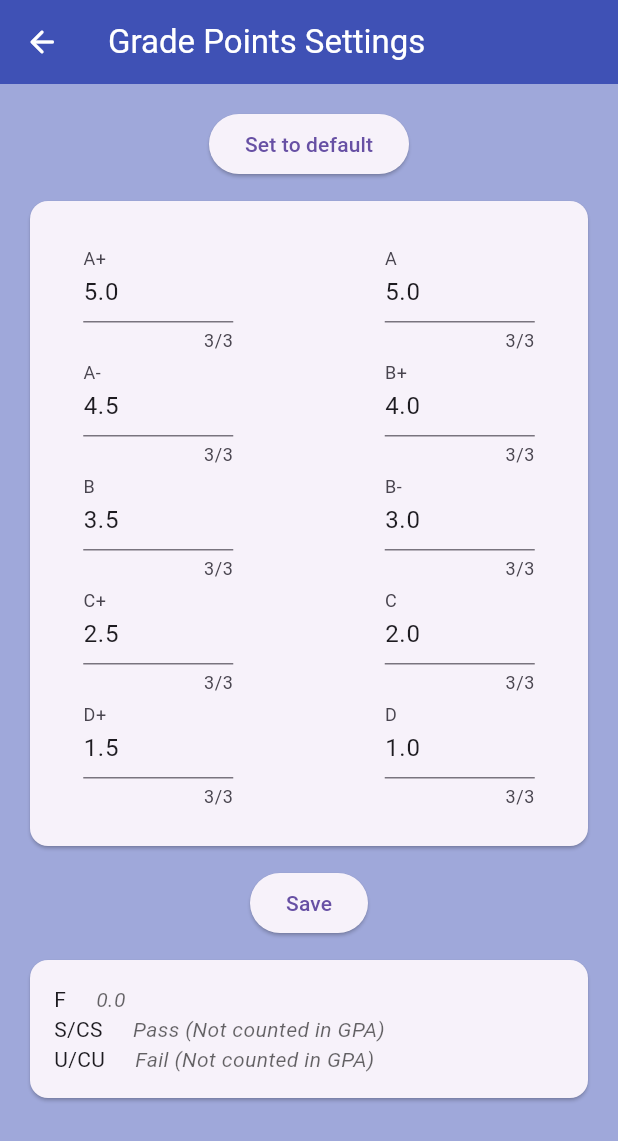
After one commit to YukeeHong/DSG, a Flutter app: the GradePointSettings screen opened directly, on a phone screen of 412 x 824 dp. The commit adds this screen. Shown: the top 1141 px of the screen. Run offline on Flutter 3.47's test engine with Material 3 defaults, Android fonts, the phone set to English and light mode, and no system bars; our stand-ins replace hive, hive_flutter, table_calendar; missing offline and left inert: flutter_timer_countdown; accounts and stored records are empty.

Commit message:
Added options to customize points awarded for each grade Fixed being unable to add courses worth 0 credits

```diff
--- a/lib/main.dart
+++ b/lib/main.dart
@@ -2,6 +2,8 @@
 import 'package:flutter/material.dart';
 // Import Hive
 import 'package:hive_flutter/hive_flutter.dart';
+import 'package:nus_orbital_chronos/pages/grade_point_settings.dart';
+import 'package:nus_orbital_chronos/services/grade_points.dart';
 // Import Provider
 import 'package:provider/provider.dart';
 
@@ -34,12 +36,14 @@ void main() async {
   Hive.registerAdapter(EventAdapter());
   Hive.registerAdapter(SemesterAdapter());
   Hive.registerAdapter(CourseAdapter());
+  Hive.registerAdapter(GradePointsAdapter());
 
   // Open Hive boxes
   await Hive.openBox<Bill>('Bills'); // TypeId: 0
   await Hive.openBox<Event>('Events'); // TypeId: 1
   await Hive.openBox<Semester>('Semesters'); // TypeId: 2
   await Hive.openBox<Course>('Courses'); // TypeId: 3
+  await Hive.openBox<GradePoints>('GradePoints'); // TypeId: 4
 
   runApp(ChangeNotifierProvider(
     create: (context) => EventProvider(),
--- a/lib/pages/gpa_calc.dart
+++ b/lib/pages/gpa_calc.dart
@@ -1,5 +1,7 @@
 import 'package:flutter/material.dart';
 import 'package:hive_flutter/hive_flutter.dart';
+import 'package:nus_orbital_chronos/pages/grade_point_settings.dart';
+import 'package:nus_orbital_chronos/services/grade_points.dart';
 import 'package:nus_orbital_chronos/services/semester.dart';
 import 'package:nus_orbital_chronos/services/course.dart';
 import 'package:nus_orbital_chronos/pages/semester_screen.dart';
@@ -13,12 +15,14 @@ class GPACalc extends StatefulWidget {
 class _GPACalcState extends State<GPACalc> {
   late Box<Semester> semesterBox;
   late Box<Course> courseBox;
+  late Box<GradePoints> gradesBox;
 
   @override
   void initState() {
     super.initState();
     semesterBox = Hive.box<Semester>('Semesters');
     courseBox = Hive.box<Course>('Courses');
+    gradesBox = Hive.box<GradePoints>('GradePoints');
   }
 
   void _addSemester() {
@@ -69,6 +73,18 @@ class _GPACalcState extends State<GPACalc> {
           color: Colors.white,
           onPressed: () { Navigator.pop(context); },
         ),
+        actions: <Widget>[
+          IconButton(
+            onPressed: () {
+              Navigator.push(
+                context,
+                MaterialPageRoute(builder: (context) => GradePointSettings()),
+              );
+            },
+            icon: Icon(Icons.settings),
+            color: Colors.white,
+          )
+        ],
       ),
       body: Padding(
         padding: const EdgeInsets.all(16.0),
@@ -84,10 +100,15 @@ class _GPACalcState extends State<GPACalc> {
                       Text('Current GPA', style: TextStyle(fontSize: 24)),
                       ValueListenableBuilder(
                           valueListenable: courseBox.listenable(),
-                          builder: (context, Box<Course> box, _) {
-                            return Text(
-                              '${computeGPA.calculateGPA(courseBox.values.toList()).toStringAsFixed(2)}',
-                              style: TextStyle(fontSize: 24),
+                          builder: (context, a, _) {
+                            return ValueListenableBuilder(
+                              valueListenable: gradesBox.listenable(),
+                              builder: (context, b, _) {
+                                return Text(
+                                  '${computeGPA.calculateGPA(courseBox.values.toList()).toStringAsFixed(2)}',
+                                  style: TextStyle(fontSize: 24),
+                                );
+                              }
                             );
                           }
                       ),
--- /dev/null
+++ b/lib/pages/grade_point_settings.dart
@@ -0,0 +1,287 @@
+import 'package:flutter/material.dart';
+import 'package:hive_flutter/hive_flutter.dart';
+import 'package:nus_orbital_chronos/services/course.dart';
+import 'package:nus_orbital_chronos/services/grade_points.dart';
+
+class GradePointSettings extends StatefulWidget {
+  const GradePointSettings({super.key});
+
+  @override
+  State<GradePointSettings> createState() => _GradePointSettingsState();
+}
+
+class _GradePointSettingsState extends State<GradePointSettings> {
+  late Box<Course> courseBox;
+  late Box<GradePoints> gradesBox;
+
+  final _aPlus = TextEditingController();
+  final _a = TextEditingController();
+  final _aMinus = TextEditingController();
+  final _bPlus = TextEditingController();
+  final _b = TextEditingController();
+  final _bMinus = TextEditingController();
+  final _cPlus = TextEditingController();
+  final _c = TextEditingController();
+  final _dPlus = TextEditingController();
+  final _d = TextEditingController();
+
+  @override
+  void initState() {
+    super.initState();
+    gradesBox = Hive.box<GradePoints>('GradePoints');
+
+    _aPlus.text = (gradesBox.get('A+')?.points ?? 5.0).toString();
+    _a.text = (gradesBox.get('A')?.points ?? 5.0).toString();
+    _aMinus.text = (gradesBox.get('A-')?.points ?? 4.5).toString();
+    _bPlus.text = (gradesBox.get('B+')?.points ?? 4.0).toString();
+    _b.text = (gradesBox.get('B')?.points ?? 3.5).toString();
+    _bMinus.text = (gradesBox.get('B-')?.points ?? 3.0).toString();
+    _cPlus.text = (gradesBox.get('C+')?.points ?? 2.5).toString();
+    _c.text = (gradesBox.get('C')?.points ?? 2.0).toString();
+    _dPlus.text = (gradesBox.get('D+')?.points ?? 1.5).toString();
+    _d.text = (gradesBox.get('D')?.points ?? 1.0).toString();
+  }
+
+  void setPoints() {
+    double aPlus = double.parse(_aPlus.text);
+    double a = double.parse(_a.text);
+    double aMinus = double.parse(_aMinus.text);
+    double bPlus = double.parse(_bPlus.text);
+    double b = double.parse(_b.text);
+    double bMinus = double.parse(_bMinus.text);
+    double cPlus = double.parse(_cPlus.text);
+    double c = double.parse(_c.text);
+    double dPlus = double.parse(_dPlus.text);
+    double d = double.parse(_d.text);
+
+    if (d > dPlus || dPlus > c || c > cPlus || cPlus > bMinus ||
+    bMinus > b || b > bPlus || bPlus > aMinus || aMinus > a || a > aPlus) {
+      ScaffoldMessenger.of(context).showSnackBar(
+        SnackBar(content: Text('Grade points must be in descending order')),
+      );
+      return;
+    }
+
+    if (d < 0) {
+      ScaffoldMessenger.of(context).showSnackBar(
+        SnackBar(content: Text('Only non-negative points can be assigned to each grade')),
+      );
+      return;
+    }
+
+    gradesBox.put('A+', GradePoints(points: aPlus));
+    gradesBox.put('A', GradePoints(points: a));
+    gradesBox.put('A-', GradePoints(points: aMinus));
+    gradesBox.put('B+', GradePoints(points: bPlus));
+    gradesBox.put('B', GradePoints(points: b));
+    gradesBox.put('B-', GradePoints(points: bMinus));
+    gradesBox.put('C+', GradePoints(points: cPlus));
+    gradesBox.put('C', GradePoints(points: c));
+    gradesBox.put('D+', GradePoints(points: dPlus));
+    gradesBox.put('D', GradePoints(points: d));
+
+    Navigator.pop(context);
+  }
+
+  @override
+  Widget build(BuildContext context) {
+    return Scaffold(
+        backgroundColor: Colors.indigo[200],
+        appBar: AppBar(
+          title: const Text('Grade Points Settings', style: TextStyle(color: Colors.white)),
+          backgroundColor: Colors.indigo,
+          leading: IconButton(
+            icon: const Icon(Icons.arrow_back_rounded),
+            color: Colors.white,
+            onPressed: () { Navigator.pop(context); },
+          ),
+        ),
+        body: SingleChildScrollView(
+          child: Padding(
+            padding: const EdgeInsets.all(16.0),
+            child: Column (
+              mainAxisAlignment: MainAxisAlignment.center,
+              children: <Widget>[
+                ElevatedButton(
+                  onPressed: () {
+                    GradePoints.setToDefault();
+                    Navigator.pop(context);
+                  },
+                  child: Text('Set to default'),
+                ),
+                SizedBox(height: 10),
+                Card(
+                  child: Padding(
+                    padding: const EdgeInsets.symmetric(horizontal: 10, vertical: 25),
+                    child: Column(
+                      children: <Widget>[
+                        Row(
+                          mainAxisAlignment: MainAxisAlignment.spaceEvenly,
+                          children: <Widget>[
+                            SizedBox(
+                              width: 100,
+                              child: TextField(
+                                controller: _aPlus,
+                                decoration: InputDecoration(labelText: 'A+'),
+                                keyboardType: TextInputType.number,
+                                maxLength: 3,
+                              ),
+                            ),
+                            SizedBox(width: 50),
+                            SizedBox(
+                              width: 100,
+                              child: TextField(
+                                controller: _a,
+                                decoration: InputDecoration(labelText: 'A'),
+                                keyboardType: TextInputType.number,
+                                maxLength: 3,
+                              ),
+                            ),
+                          ],
+                        ),
+                        Row(
+                          mainAxisAlignment: MainAxisAlignment.spaceEvenly,
+                          children: <Widget>[
+                            SizedBox(
+                              width: 100,
+                              child: TextField(
+                                controller: _aMinus,
+                                decoration: InputDecoration(labelText: 'A-'),
+                                keyboardType: TextInputType.number,
+                                maxLength: 3,
+                              ),
+                            ),
+                            SizedBox(width: 50),
+                            SizedBox(
+                              width: 100,
+                              child: TextField(
+                                controller: _bPlus,
+                                decoration: InputDecoration(labelText: 'B+'),
+                                keyboardType: TextInputType.number,
+                                maxLength: 3,
+                              ),
+                            ),
+                          ],
+                        ),
+                        Row(
+                          mainAxisAlignment: MainAxisAlignment.spaceEvenly,
+                          children: <Widget>[
+                            SizedBox(
+                              width: 100,
+                              child: TextField(
+                                controller: _b,
+                                decoration: InputDecoration(labelText: 'B'),
+                                keyboardType: TextInputType.number,
+                                maxLength: 3,
+                              ),
+                            ),
+                            SizedBox(width: 50),
+                            SizedBox(
+                              width: 100,
+                              child: TextField(
+                                controller: _bMinus,
+                                decoration: InputDecoration(labelText: 'B-'),
+                                keyboardType: TextInputType.number,
+                                maxLength: 3,
+                              ),
+                            ),
+                          ],
+                        ),
+                        Row(
+                          mainAxisAlignment: MainAxisAlignment.spaceEvenly,
+                          children: <Widget>[
+                            SizedBox(
+                              width: 100,
+                              child: TextField(
+                                controller: _cPlus,
+                                decoration: InputDecoration(labelText: 'C+'),
+                                keyboardType: TextInputType.number,
+                                maxLength: 3,
+                              ),
+                            ),
+                            SizedBox(width: 50),
+                            SizedBox(
+                              width: 100,
+                              child: TextField(
+                                controller: _c,
+                                decoration: InputDecoration(labelText: 'C'),
+                                keyboardType: TextInputType.number,
+                                maxLength: 3,
+                              ),
+                            ),
+                          ],
+                        ),
+                        Row(
+                          mainAxisAlignment: MainAxisAlignment.spaceEvenly,
+                          children: <Widget>[
+                            SizedBox(
+                              width: 100,
+                              child: TextField(
+                                controller: _dPlus,
+                                decoration: InputDecoration(labelText: 'D+'),
+                                keyboardType: TextInputType.number,
+                                maxLength: 3,
+                              ),
+                            ),
+                            SizedBox(width: 50),
+                            SizedBox(
+                              width: 100,
+                              child: TextField(
+                                controller: _d,
+                                decoration: InputDecoration(labelText: 'D'),
+                                keyboardType: TextInputType.number,
+                                maxLength: 3,
+                              ),
+                            ),
+                          ],
+                        ),
+                      ],
+                    ),
+                  ),
+                ),
+                SizedBox(height: 10),
+                ElevatedButton(
+                  onPressed: () {
+                    setPoints();
+                  },
+                  child: Text('Save'),
+                ),
+                SizedBox(height: 10),
+                Card(
+                  child: Padding(
+                    padding: const EdgeInsets.all(16.0),
+                    child: Column(
+                      mainAxisAlignment: MainAxisAlignment.start,
+                      children: <Widget>[
+                        Row(
+                          children: <Widget>[
+                            Text('F'),
+                            SizedBox(width: 20),
+                            Text('0.0', style: TextStyle(fontStyle: FontStyle.italic, color: Colors.black.withOpacity(0.6)),)
+                          ],
+                        ),
+                        Row(
+                          children: <Widget>[
+                            Text('S/CS'),
+                            SizedBox(width: 20),
+                            Text('Pass (Not counted in GPA)', style: TextStyle(fontStyle: FontStyle.italic, color: Colors.black.withOpacity(0.6)),)
+                          ],
+                        ),
+                        Row(
+                          children: <Widget>[
+                            Text('U/CU'),
+                            SizedBox(width: 20),
+                            Text('Fail (Not counted in GPA)', style: TextStyle(fontStyle: FontStyle.italic, color: Colors.black.withOpacity(0.6)),)
+                          ],
+                        ),
+                      ],
+                    ),
+                  ),
+                ),
+              ],
+            )
+          ),
+        )
+    );
+  }
+}
--- a/lib/pages/semester_screen.dart
+++ b/lib/pages/semester_screen.dart
@@ -62,9 +62,9 @@ class _SemesterScreenState extends State<SemesterScreen> {
         _creditsController.text.contains(',') ||
         _creditsController.text.contains('-') ||
         _creditsController.text.contains(' ') ||
-        int.parse(_creditsController.text) <= 0) {
+        int.parse(_creditsController.text) < 0) {
       ScaffoldMessenger.of(context).showSnackBar(
-        SnackBar(content: Text('Please enter a positive integer in the "credits" field')),
+        SnackBar(content: Text('Please enter a non-negative integer in the "credits" field')),
       );
       return;
     }
--- a/lib/services/course.dart
+++ b/lib/services/course.dart
@@ -1,4 +1,5 @@
 import 'package:hive/hive.dart';
+import 'package:nus_orbital_chronos/services/grade_points.dart';
 
 part 'course.g.dart';
 
@@ -28,28 +29,29 @@ class Course extends HiveObject {
   });
 
   double get gradePoint {
+    late Box<GradePoints> gradesBox = Hive.box<GradePoints>('GradePoints');
+
     switch (grade) {
       case 'A+':
+        return gradesBox.get('A+')?.points ?? 5.0;
       case 'A':
-        return 5.0;
+        return gradesBox.get('A')?.points ?? 5.0;
       case 'A-':
-        return 4.5;
+        return gradesBox.get('A-')?.points ?? 4.5;
       case 'B+':
-        return 4.0;
+        return gradesBox.get('B+')?.points ?? 4.0;
       case 'B':
-        return 3.5;
+        return gradesBox.get('B')?.points ?? 3.5;
       case 'B-':
-        return 3.0;
+        return gradesBox.get('B-')?.points ?? 3.0;
       case 'C+':
-        return 2.5;
+        return gradesBox.get('C+')?.points ?? 2.5;
       case 'C':
-        return 2.0;
-      case 'C-':
-        return 1.5;
+        return gradesBox.get('C')?.points ?? 2.0;
       case 'D+':
-        return 1.0;
+        return gradesBox.get('D+')?.points ?? 1.5;
       case 'D':
-        return 0.5;
+        return gradesBox.get('D')?.points ?? 1.0;
       case 'F':
       default:
         return 0.0;
--- /dev/null
+++ b/lib/services/grade_points.dart
@@ -0,0 +1,28 @@
+import 'package:hive/hive.dart';
+
+part 'grade_points.g.dart';
+
+@HiveType(typeId: 4)
+class GradePoints extends HiveObject {
+  @HiveField(0)
+  final double points;
+
+  GradePoints({
+    required this.points
+  });
+
+  static void setToDefault() {
+    late Box<GradePoints> gradesBox = Hive.box<GradePoints>('GradePoints');
+
+    gradesBox.put('A+', GradePoints(points: 5.0));
+    gradesBox.put('A', GradePoints(points: 5.0));
+    gradesBox.put('A-', GradePoints(points: 4.5));
+    gradesBox.put('B+', GradePoints(points: 4.0));
+    gradesBox.put('B', GradePoints(points: 3.5));
+    gradesBox.put('B-', GradePoints(points: 3.0));
+    gradesBox.put('C+', GradePoints(points: 2.5));
+    gradesBox.put('C', GradePoints(points: 2.0));
+    gradesBox.put('D+', GradePoints(points: 1.5));
+    gradesBox.put('D', GradePoints(points: 1.0));
+  }
+}
--- a/lib/services/semester.dart
+++ b/lib/services/semester.dart
@@ -1,5 +1,4 @@
 import 'package:hive/hive.dart';
-//import 'course.dart';
 
 part 'semester.g.dart';
 
```
Also changed, not shown: lib/services/grade_points.g.dart (added).
